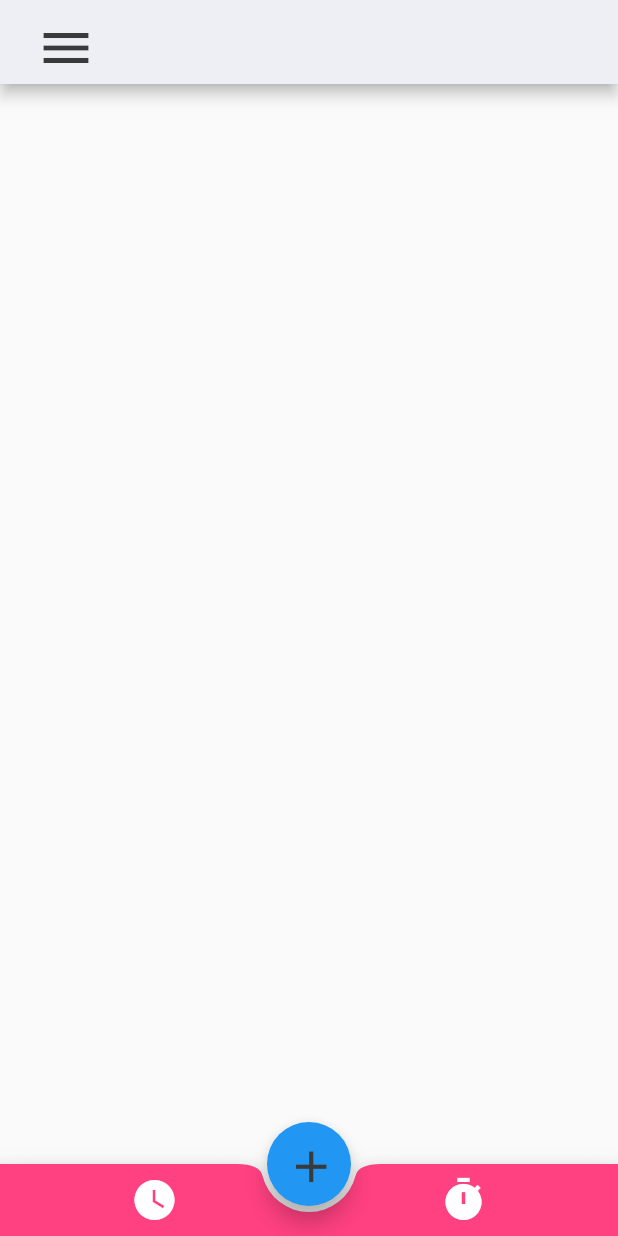
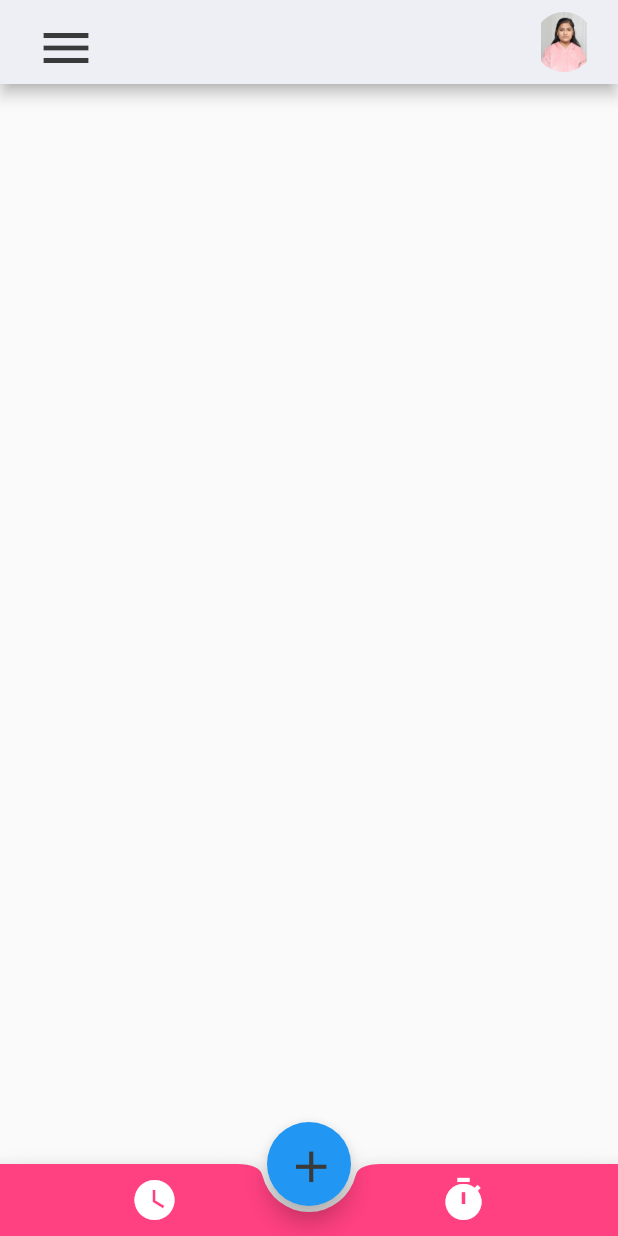
Before and after one commit to thetechgirlgita/ToDoList, a Flutter app: the screen it shows after launch, on a phone screen of 412 x 824 dp. Run offline on Flutter 3.47's test engine with Material 2 defaults, Android fonts, the phone set to English and light mode, and no system bars.

Commit message:
Adding picture

```diff
--- a/lib/initialPage.dart
+++ b/lib/initialPage.dart
@@ -14,7 +14,17 @@ class _todoState extends State<todo> {
         appBar: AppBar(
           backgroundColor: AB,
           title: Row(
-            children: [IconB(() {}, Icons.menu, IconColor, 40)],
+            mainAxisAlignment: MainAxisAlignment.spaceBetween,
+            children: [
+              IconB(() {}, Icons.menu, IconColor, 40),
+              Container(
+                height: 40,
+                width: 40,
+                child:
+              ClipRRect(
+                borderRadius: BorderRadius.circular(30),
+                child: Image.asset("Images/MyFormal.jpg"),))
+            ],
           ),
         ),
         body: Scaffold(
@@ -43,10 +53,8 @@ class _todoState extends State<todo> {
           ),
           floatingActionButton: FloatingActionButton(
             onPressed: () {},
-
             foregroundColor: const Color(0xffffffff),
-            child:  IconB((){}, Icons.add, IconColor, 35
-            ),
+            child: IconB(() {}, Icons.add, IconColor, 35),
           ),
           floatingActionButtonLocation:
               FloatingActionButtonLocation.centerDocked,
```
Also changed, not shown: pubspec.yaml (+3 -4 lines), Images/MyFormal.jpg (added).
